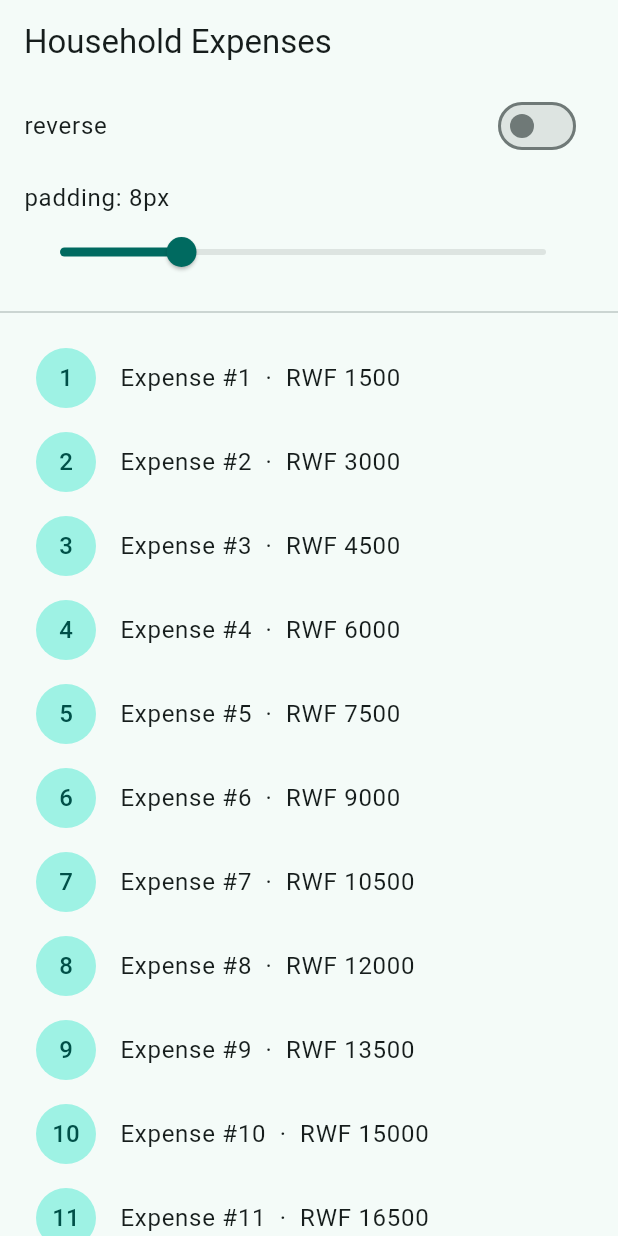
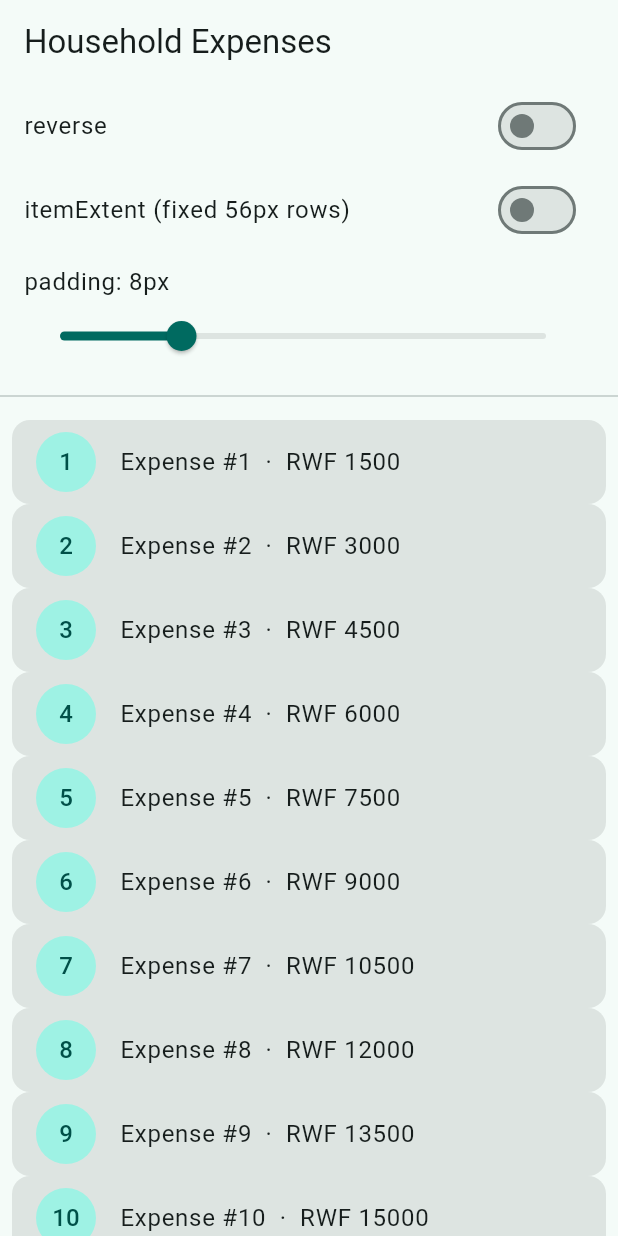
Before and after one commit to dianahshimwa/list-view-demo, a Flutter app: the screen it shows after launch, on a phone screen of 412 x 824 dp. Run offline on Flutter 3.47's test engine with Material 3 defaults, Android fonts, the light colour scheme and no system bars.

Commit message:
Add itemExtent toggle for fixed row height

```diff
--- a/lib/main.dart
+++ b/lib/main.dart
@@ -30,6 +30,7 @@ class _ExpenseListScreenState extends State<ExpenseListScreen> {
 
   bool _reverse = false;  // Attribute 1: reverse
   double _padding = 8;    // Attribute 2: padding
+  bool _fixedHeight = false; // Attribute 3: itemExtent
 
   @override
   Widget build(BuildContext context) {
@@ -41,6 +42,11 @@ class _ExpenseListScreenState extends State<ExpenseListScreen> {
             title: const Text('reverse'),
             value: _reverse,
             onChanged: (v) => setState(() => _reverse = v),
+          ),
+          SwitchListTile(
+            title: const Text('itemExtent (fixed 56px rows)'),
+            value: _fixedHeight,
+            onChanged: (v) => setState(() => _fixedHeight = v),
           ),
           ListTile(
             title: Text('padding: ${_padding.round()}px'),
@@ -56,8 +62,11 @@ class _ExpenseListScreenState extends State<ExpenseListScreen> {
             child: ListView.builder(
               reverse: _reverse,
               padding: EdgeInsets.all(_padding),
+              itemExtent: _fixedHeight ? 56 : null,
               itemCount: _expenses.length,
               itemBuilder: (context, index) => ListTile(
+                tileColor: Theme.of(context).colorScheme.surfaceContainerHighest,
+                shape: RoundedRectangleBorder(borderRadius: BorderRadius.circular(12)),
                 leading: CircleAvatar(child: Text('${index + 1}')),
                 title: Text(_expenses[index]),
               ),
```
